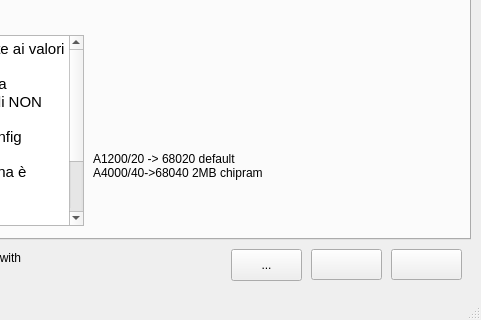
First picture: the form in amiga.ui, repository PSRAmiga/fs-uae, before the edit; both pictures show x 419 to 900 and y 280 to 600 of the 900 by 600 pixel window.
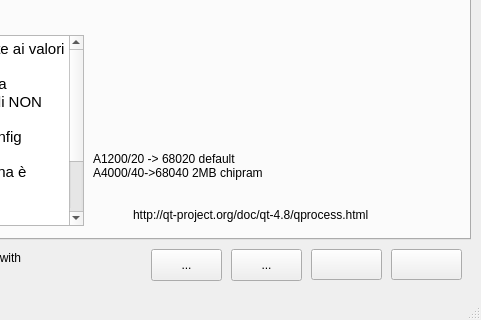
Second picture: the form after the edit. Icons and pictures are not drawn.

```diff
--- a/amiga.ui
+++ b/amiga.ui
@@ -416,6 +416,19 @@
 A4000/40-&gt;68040 2MB chipram</string>
       </property>
      </widget>
+     <widget class="QLabel" name="label">
+      <property name="geometry">
+       <rect>
+        <x>540</x>
+        <y>440</y>
+        <width>321</width>
+        <height>20</height>
+       </rect>
+      </property>
+      <property name="text">
+       <string>http://qt-project.org/doc/qt-4.8/qprocess.html</string>
+      </property>
+     </widget>
     </widget>
     <widget class="QWidget" name="ramMenu">
      <attribute name="icon">
@@ -5911,6 +5924,32 @@
      </size>
     </property>
    </widget>
+   <widget class="QToolButton" name="loadDefaultValuesToolButton">
+    <property name="geometry">
+     <rect>
+      <x>570</x>
+      <y>510</y>
+      <width>71</width>
+      <height>32</height>
+     </rect>
+    </property>
+    <property name="toolTip">
+     <string>Load Default Settings</string>
+    </property>
+    <property name="text">
+     <string>...</string>
+    </property>
+    <property name="icon">
+     <iconset resource="ICO.qrc">
+      <normaloff>:/Images/Images/reload.png</normaloff>:/Images/Images/reload.png</iconset>
+    </property>
+    <property name="iconSize">
+     <size>
+      <width>24</width>
+      <height>24</height>
+     </size>
+    </property>
+   </widget>
   </widget>
   <widget class="QMenuBar" name="menuBar">
    <property name="geometry">
```
